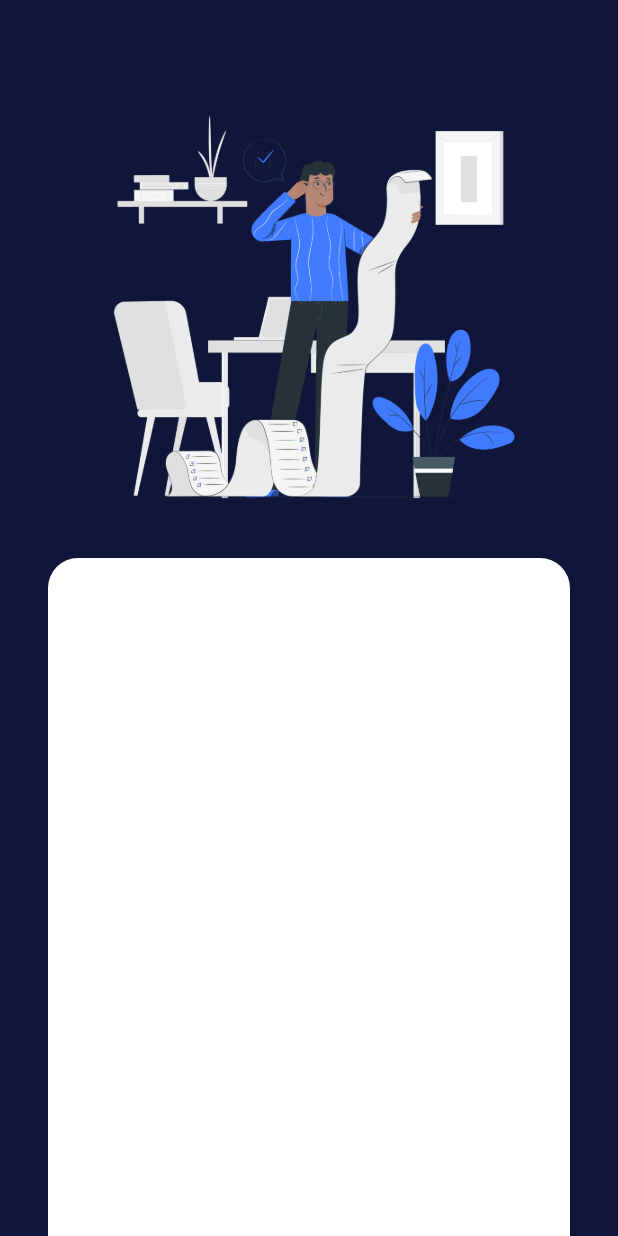
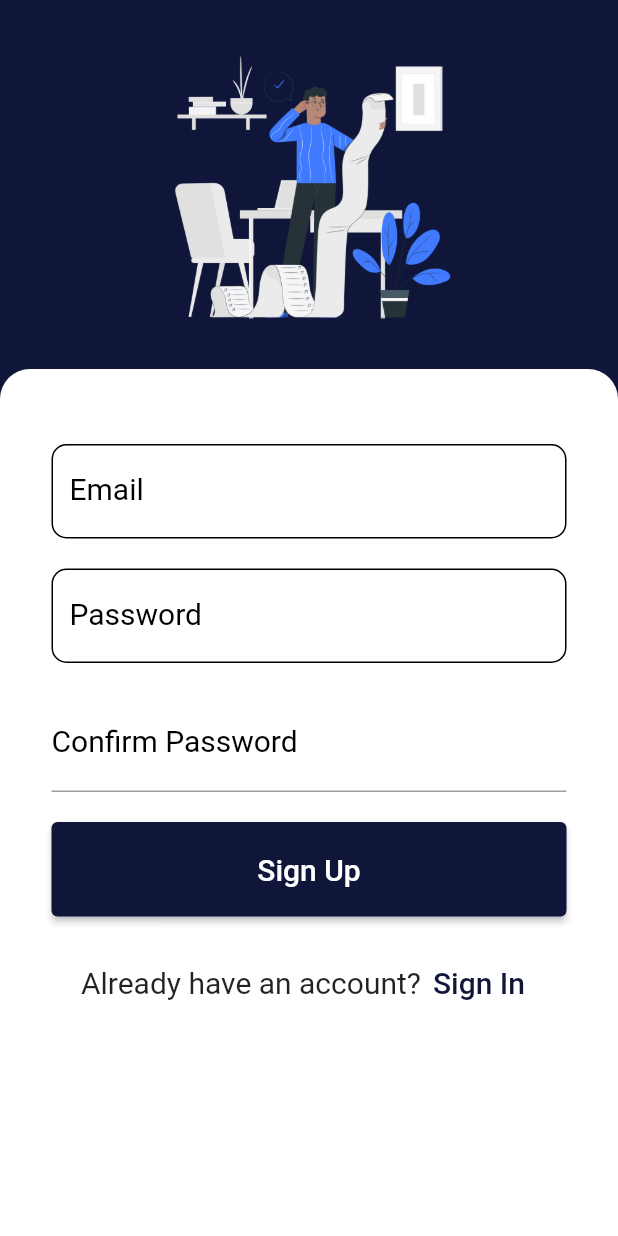
Before and after one commit to arshnirmal/Todo-List, a Flutter app: the SignupPage screen opened directly, on a phone screen of 412 x 824 dp. Run offline on Flutter 3.47's test engine with Material 2 defaults, Android fonts, the phone set to English and light mode, and no system bars; our stand-ins replace firebase_auth, firebase_core; accounts and stored records are empty.

Commit message:
signup_page

```diff
--- a/lib/pages/signup_page.dart
+++ b/lib/pages/signup_page.dart
@@ -12,26 +12,22 @@ class _SignupPageState extends State<SignupPage> {
   Widget build(BuildContext context) {
     return Scaffold(
       backgroundColor: const Color.fromARGB(255, 16, 22, 57),
-      body: Container(
-        width: double.infinity,
-        padding: const EdgeInsets.only(left: 32, right: 32, top: 32),
-        child: SingleChildScrollView(
-          child: Column(
+      body: Column(
         children: [
           const SizedBox(
             height: 20,
           ),
-              const Image(
-                image: AssetImage("assets/images/landingPage3.png"),
-                width: 300,
-                height: 300,
+          Image(
+            image: const AssetImage("assets/images/landingPage3.png"),
+            height: MediaQuery.of(context).size.height / 4,
           ),
           const SizedBox(
             height: 20,
           ),
-              Container(
-                height: 500,
-                width: double.infinity,
+          SizedBox(
+            // width: MediaQuery.of(context).size.width,
+            height: MediaQuery.of(context).size.height,
+            child: Container(
               decoration: const BoxDecoration(
                 color: Colors.white,
                 borderRadius: BorderRadius.only(
@@ -39,11 +35,129 @@ class _SignupPageState extends State<SignupPage> {
                   topRight: Radius.circular(20),
                 ),
               ),
+              child: Column(
+                crossAxisAlignment: CrossAxisAlignment.center,
+                children: [
+                  const SizedBox(
+                    height: 50,
+                  ),
+                  SizedBox(
+                    width: MediaQuery.of(context).size.width / 1.2,
+                    child: const TextField(
+                      decoration: InputDecoration(
+                        labelText: "Email",
+                        labelStyle: TextStyle(
+                          color: Colors.black,
+                          fontSize: 20,
+                        ),
+                        enabledBorder: OutlineInputBorder(
+                          borderRadius: BorderRadius.all(Radius.circular(10)),
+                          borderSide: BorderSide(
+                            color: Colors.black,
+                          ),
+                        ),
+                      ),
+                      style: TextStyle(
+                        fontSize: 20,
+                      ),
+                    ),
+                  ),
+                  const SizedBox(
+                    height: 20,
+                  ),
+                  SizedBox(
+                    width: MediaQuery.of(context).size.width / 1.2,
+                    child: const TextField(
+                      decoration: InputDecoration(
+                        labelText: "Password",
+                        labelStyle: TextStyle(
+                          color: Colors.black,
+                          fontSize: 20,
+                        ),
+                        enabledBorder: OutlineInputBorder(
+                          borderRadius: BorderRadius.all(Radius.circular(10)),
+                          borderSide: BorderSide(
+                            color: Colors.black,
+                          ),
+                        ),
+                      ),
+                      style: TextStyle(
+                        fontSize: 20,
+                      ),
+                    ),
+                  ),
+                  const SizedBox(
+                    height: 20,
+                  ),
+                  SizedBox(
+                    width: MediaQuery.of(context).size.width / 1.2,
+                    child: const TextField(
+                      obscureText: true,
+                      decoration: InputDecoration(
+                        labelText: "Confirm Password",
+                        labelStyle: TextStyle(
+                          color: Colors.black,
+                          fontSize: 20,
+                        ),
+                      ),
+                      style: TextStyle(
+                        fontSize: 20,
+                      ),
+                    ),
+                  ),
+                  const SizedBox(
+                    height: 20,
+                  ),
+                  SizedBox(
+                    width: MediaQuery.of(context).size.width / 1.2,
+                    child: ElevatedButton(
+                      onPressed: () {},
+                      style: ElevatedButton.styleFrom(
+                        backgroundColor: const Color.fromARGB(255, 16, 22, 57),
+                        padding: const EdgeInsets.symmetric(
+                          vertical: 20,
+                        ),
+                      ),
+                      child: const Text(
+                        "Sign Up",
+                        style: TextStyle(
+                          fontSize: 20,
+                        ),
+                      ),
+                    ),
+                  ),
+                  const SizedBox(
+                    height: 20,
+                  ),
+                  Row(
+                    mainAxisAlignment: MainAxisAlignment.center,
+                    children: [
+                      const Text(
+                        "Already have an account?",
+                        style: TextStyle(
+                          fontSize: 20,
+                        ),
+                      ),
+                      TextButton(
+                        onPressed: () {
+                          Navigator.pop(context);
+                        },
+                        child: const Text(
+                          "Sign In",
+                          style: TextStyle(
+                            fontSize: 20,
+                            color: Color.fromARGB(255, 16, 22, 57),
+                          ),
+                        ),
+                      ),
+                    ],
                   ),
                 ],
               ),
             ),
           ),
+        ],
+      ),
     );
   }
 }
```
Lines whose indentation alone changed are shown as unchanged.
